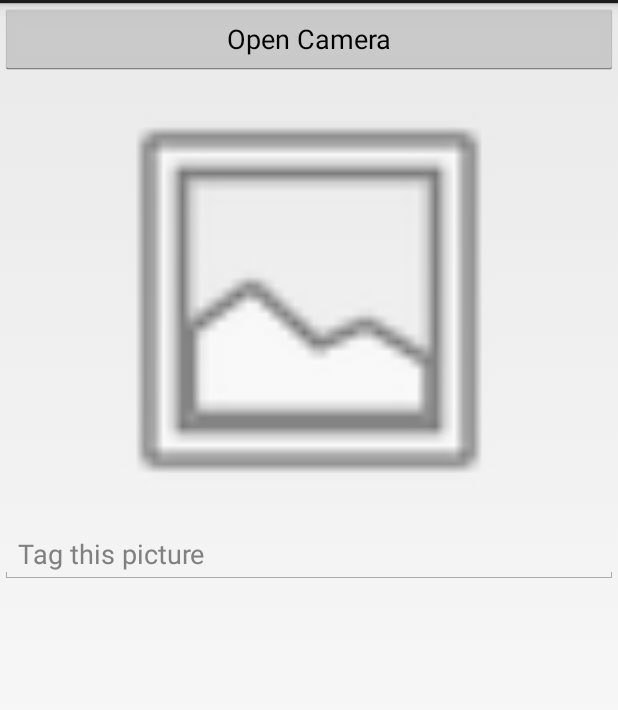
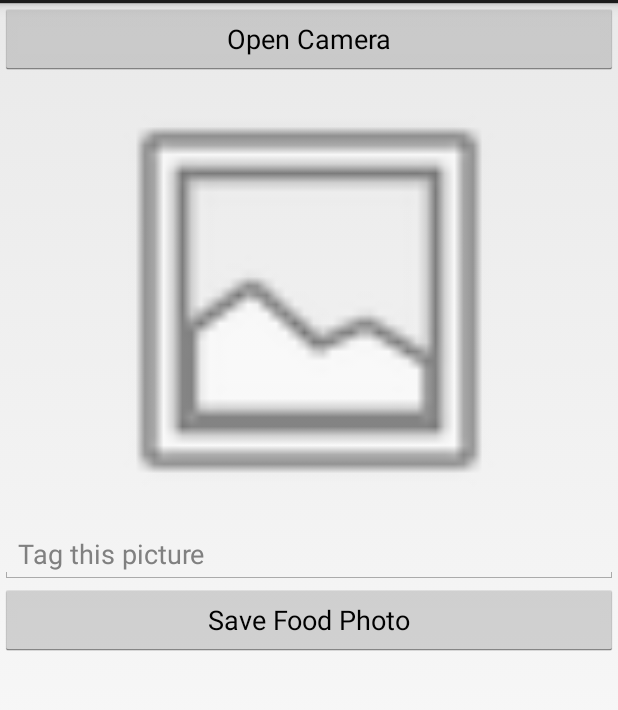
Before and after one commit to ritazevallos/foodrecognitionapp, an Android app: the layout activity_picture_taker.xml on its own in the app's theme, with its tools: preview values and no code run, on a phone screen of 412 x 824 dp, the part 69-779 px from its top. Run offline under Robolectric (Android 15) with nearby library versions, the phone set to English and light mode, and no system bars.

Commit message:
Menu properly displaying food photos (including image) but not saving to external storage

```diff
--- a/app/src/main/AndroidManifest.xml
+++ b/app/src/main/AndroidManifest.xml
@@ -5,6 +5,7 @@
     <uses-feature android:name="android.hardware.camera" />
     <uses-feature android:name="android.hardware.camera.autofocus" android:required="false" />
     <uses-permission android:name="android.permission.WRITE_EXTERNAL_STORAGE" />
+    <uses-permission android:name="android.permission.READ_EXTERNAL_STORAGE" />
     <application
         android:allowBackup="true"
         android:icon="@drawable/ic_launcher"
--- a/app/src/main/java/edu/swarthmore/cs/lab/foodrecognitionapp/FoodPhotoStore.java
+++ b/app/src/main/java/edu/swarthmore/cs/lab/foodrecognitionapp/FoodPhotoStore.java
@@ -39,11 +39,13 @@ public class FoodPhotoStore {
             // will loop through all items in ArrayListVar
             // each time through the loop elementVar (which is of type ElementType) will be an item in the list
             if (photo.getId().equals(id)) {
+                Log.d(TAG, "returning existing photo with id" + id.toString());
                 return photo;
             }
         }
 
         FoodPhoto emptyPhoto = new FoodPhoto();
+        Log.d(TAG, "returning new photo");
         return emptyPhoto;
 
     }
--- a/app/src/main/res/layout/activity_picture_taker.xml
+++ b/app/src/main/res/layout/activity_picture_taker.xml
@@ -4,7 +4,7 @@
               android:layout_width="fill_parent"
               android:layout_height="fill_parent">
     <Button
-        android:id="@+id/myButton"
+        android:id="@+id/cameraButton"
         android:layout_width="fill_parent"
         android:layout_height="wrap_content"
         android:text="@string/openCamera" />
@@ -20,4 +20,9 @@
         android:layout_height="wrap_content"
         android:id = "@+id/pictureTag"
         android:hint="@string/pictureTagHint"/>
+    <Button
+        android:id="@+id/saveButton"
+        android:layout_width="fill_parent"
+        android:layout_height="wrap_content"
+        android:text="@string/saveButton" />
 </LinearLayout>
--- a/app/src/main/res/menu/picture_taker.xml
+++ b/app/src/main/res/menu/picture_taker.xml
@@ -1,6 +1,12 @@
 <menu xmlns:android="http://schemas.android.com/apk/res/android"
     xmlns:tools="http://schemas.android.com/tools"
     tools:context=".PictureTaker" >
+
+    <item
+        android:id="@+id/menu_item_add"
+        android:icon="@android:drawable/ic_menu_add"
+        android:showAsAction="ifRoom|withText"
+        android:title="@string/menu_item_add"/>
 
     <item
         android:id="@+id/menu_item_gallery"
--- a/app/src/main/res/values/strings.xml
+++ b/app/src/main/res/values/strings.xml
@@ -7,5 +7,7 @@
     <string name="pictureTagHint">Tag this picture</string>
     <string name="food_photo_title">Food Photo</string>
     <string name="menu_item_gallery">Go to Gallery</string>
+    <string name="saveButton">Save Food Photo</string>
+    <string name="menu_item_add">Add Food Photo</string>
 
 </resources>
```
Also changed, not shown: 17 other files.
